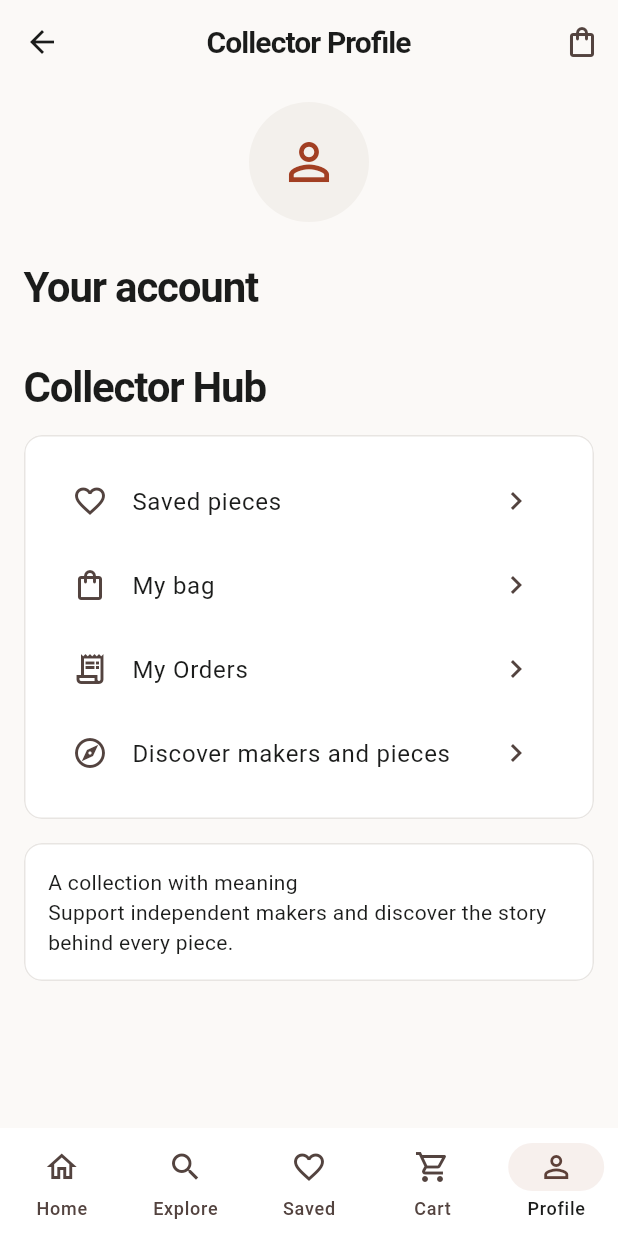
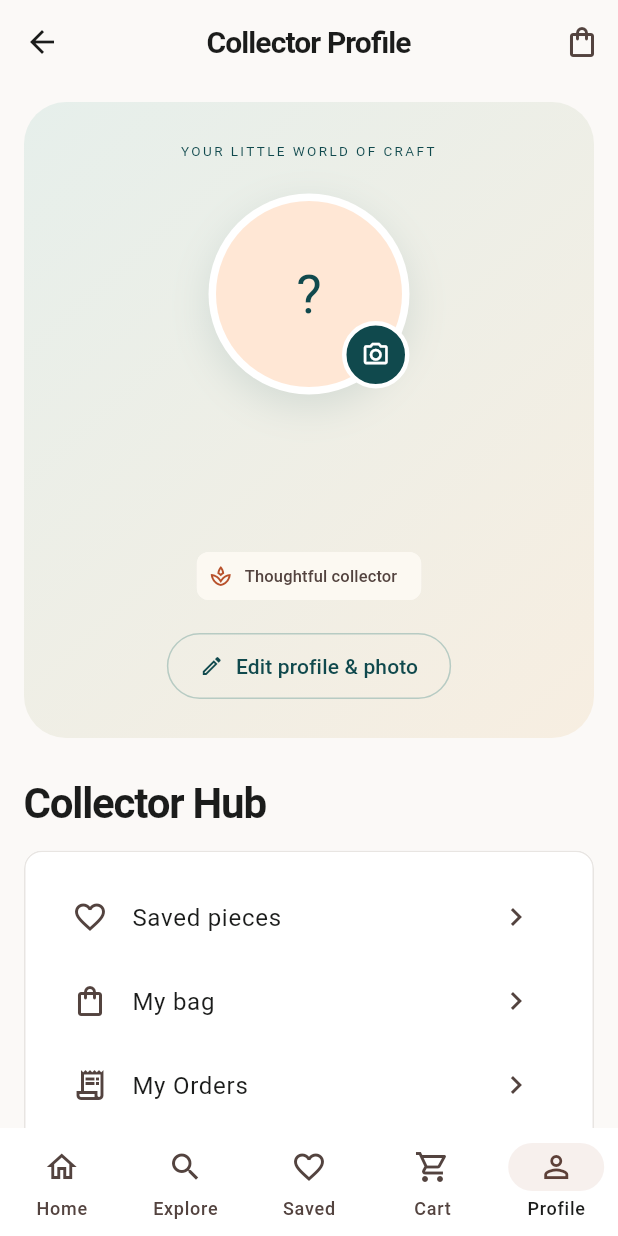
Before and after one commit to arindu123/handicraft_marketplaceapp, a Flutter app: the BuyerMarketplace widget shown alone on an empty page, opened directly, item 5 of the bottom bar chosen, on a phone screen of 412 x 824 dp. Run offline on Flutter 3.47's test engine with Material 3 defaults, Android fonts, the phone set to English and light mode, and no system bars; our stand-ins replace cloud_firestore, firebase_auth, firebase_core, image_picker; accounts and stored records are empty; key blocks and very long unbroken strings in the code were emptied for the run.

Commit message:
feat: Add collector profile header and rotating product banner components

```diff
--- a/lib/features/buyer/buyer_marketplace.dart
+++ b/lib/features/buyer/buyer_marketplace.dart
@@ -11,6 +11,9 @@ import '../../shared/models/craftisan_demo_messages.dart';
 import '../../shared/widgets/custom_button.dart';
 import '../../shared/widgets/craftisan_messaging.dart';
 import 'buyer_demo.dart';
+import 'collector_profile_header.dart';
+import '../../shared/data/profile_repository.dart';
+import 'rotating_product_banner.dart';
 
 void _open(BuildContext context, Widget screen) =>
     Navigator.of(context).push(MaterialPageRoute<void>(builder: (_) => screen));
@@ -42,6 +45,9 @@ class _BuyerMarketplaceState extends State<BuyerMarketplace> {
 
   @override
   Widget build(BuildContext context) {
+    final bannerProducts = demo.products
+        .where((p) => p.imageUrl?.trim().isNotEmpty == true)
+        .toList();
     final categories = demo.products
         .map((p) => p.category)
         .where((c) => c.isNotEmpty)
@@ -122,7 +128,7 @@ class _BuyerMarketplaceState extends State<BuyerMarketplace> {
               },
             ),
           ),
-        if (demo.products.any((p) => p.imageUrl != null))
+        if (bannerProducts.isNotEmpty)
           Padding(
             padding: const EdgeInsets.only(bottom: 16),
             child: ClipRRect(
@@ -132,7 +138,12 @@ class _BuyerMarketplaceState extends State<BuyerMarketplace> {
                 child: Stack(
                   fit: StackFit.expand,
                   children: [
-                    _Photo(demo.products.firstWhere((p) => p.imageUrl != null)),
+                    RotatingProductBanner(
+                      imageKeys: bannerProducts
+                          .map((p) => '${p.id}:${p.imageUrl}')
+                          .toList(),
+                      imageBuilder: (_, index) => _Photo(bannerProducts[index]),
+                    ),
                     const DecoratedBox(
                       decoration: BoxDecoration(
                         gradient: LinearGradient(
@@ -357,7 +368,14 @@ class _BuyerPage extends StatelessWidget {
             if (tab == 0)
               IconButton(
                 tooltip: 'Profile',
-                icon: const Icon(Icons.person_outline),
+                icon: CollectorProfileIcon(
+                  repository: demo.repository == null
+                      ? null
+                      : ProfileRepository(
+                          firestore: demo.repository!.db,
+                          auth: demo.repository!.auth,
+                        ),
+                ),
                 onPressed: () => _open(context, BuyerProfile(demo: demo)),
               ),
           ],
@@ -583,6 +601,46 @@ class _Photo extends StatelessWidget {
   );
 }
 
+class _ProductCardPhotos extends StatelessWidget {
+  const _ProductCardPhotos(this.product);
+  final DemoProduct product;
+
+  @override
+  Widget build(BuildContext context) {
+    final images = [
+      ?product.imageUrl,
+      ...product.imageUrls,
+    ].where((url) => url.trim().isNotEmpty).toSet().toList();
+    if (images.length < 2) return _Photo(product, url: images.firstOrNull);
+    return RotatingProductBanner(
+      key: ValueKey(product.id),
+      slide: true,
+      imageKeys: images,
+      imageBuilder: (_, index) => Stack(
+        fit: StackFit.expand,
+        children: [
+          _Photo(product, url: images[index]),
+          Positioned(
+            bottom: 8,
+            left: 8,
+            child: Container(
+              padding: const EdgeInsets.symmetric(horizontal: 7, vertical: 3),
+              decoration: BoxDecoration(
+                color: Colors.black54,
+                borderRadius: BorderRadius.circular(12),
+              ),
+              child: Text(
+                '${index + 1}/${images.length}',
+                style: const TextStyle(color: Colors.white, fontSize: 10),
+              ),
+            ),
+          ),
+        ],
+      ),
+    );
+  }
+}
+
 class _ProductCard extends StatelessWidget {
   const _ProductCard({required this.demo, required this.product});
   final BuyerDemo demo;
@@ -600,7 +658,10 @@ class _ProductCard extends StatelessWidget {
         children: [
           Stack(
             children: [
-              AspectRatio(aspectRatio: 1.06, child: _Photo(product)),
+              AspectRatio(
+                aspectRatio: 1.06,
+                child: _ProductCardPhotos(product),
+              ),
               Positioned(
                 top: 6,
                 right: 6,
@@ -1580,19 +1641,14 @@ class BuyerProfile extends StatelessWidget {
     title: 'Collector Profile',
     tab: 4,
     children: [
-      const Center(
-        child: CircleAvatar(
-          radius: 40,
-          backgroundColor: AppColors.surface,
-          child: Icon(
-            Icons.person_outline,
-            size: 40,
-            color: AppColors.terracotta,
-          ),
-        ),
+      CollectorProfileHeader(
+        repository: demo.repository == null
+            ? null
+            : ProfileRepository(
+                firestore: demo.repository!.db,
+                auth: demo.repository!.auth,
+              ),
       ),
-      const SizedBox(height: 20),
-      const _Heading('Your account'),
       const SizedBox(height: 20),
       const _Heading('Collector Hub'),
       _Panel(
--- /dev/null
+++ b/lib/features/buyer/collector_profile_header.dart
@@ -0,0 +1,241 @@
+import 'package:flutter/material.dart';
+
+import '../../routes/route_names.dart';
+import '../../shared/data/profile_repository.dart';
+import '../auth/models/marketplace_role.dart';
+import '../delivery/widgets/delivery_profile_editor.dart';
+
+class CollectorProfileIcon extends StatefulWidget {
+  const CollectorProfileIcon({super.key, this.repository});
+  final ProfileRepository? repository;
+
+  @override
+  State<CollectorProfileIcon> createState() => _CollectorProfileIconState();
+}
+
+class _CollectorProfileIconState extends State<CollectorProfileIcon> {
+  late final Stream<Map<String, dynamic>>? _profile =
+      widget.repository?.auth.currentUser == null
+      ? null
+      : widget.repository!.watch();
+
+  @override
+  Widget build(BuildContext context) => StreamBuilder<Map<String, dynamic>>(
+    stream: _profile,
+    builder: (context, snapshot) {
+      final photo = snapshot.data?['photoUrl'] as String? ?? '';
+      return Container(
+        width: 36,
+        height: 36,
+        padding: const EdgeInsets.all(2),
+        decoration: BoxDecoration(
+          shape: BoxShape.circle,
+          border: Border.all(color: const Color(0xFFCEDBD5)),
+        ),
+        child: ClipOval(
+          child: ColoredBox(
+            color: const Color(0xFFE6EFEB),
+            child: photo.isEmpty
+                ? const Icon(
+                    Icons.person_outline,
+                    size: 21,
+                    color: Color(0xFF10494D),
+                  )
+                : Image.network(
+                    photo,
+                    fit: BoxFit.cover,
+                    errorBuilder: (_, _, _) => const Icon(
+                      Icons.person_outline,
+                      size: 21,
+                      color: Color(0xFF10494D),
+                    ),
+                  ),
+          ),
+        ),
+      );
+    },
+  );
+}
+
+class CollectorProfileHeader extends StatefulWidget {
+  const CollectorProfileHeader({super.key, this.repository});
+  final ProfileRepository? repository;
+
+  @override
+  State<CollectorProfileHeader> createState() => _CollectorProfileHeaderState();
+}
+
+class _CollectorProfileHeaderState extends State<CollectorProfileHeader> {
+  late final Stream<Map<String, dynamic>>? _profile =
+      widget.repository?.auth.currentUser == null
+      ? null
+      : widget.repository!.watch();
+
+  @override
+  Widget build(BuildContext context) => StreamBuilder<Map<String, dynamic>>(
+    stream: _profile,
+    builder: (context, snapshot) {
+      final data = snapshot.data;
+      final guest = _profile == null;
+      final name =
+          data?['displayName'] as String? ??
+          (guest ? 'Hello, collector' : 'Your collection starts here');
+      void edit() {
+        if (guest) {
+          Navigator.pushNamed(
+            context,
+            RouteNames.signIn,
+            arguments: MarketplaceRole.buyer,
+          );
+        } else if (data != null) {
+          Navigator.push(
+            context,
+            MaterialPageRoute<bool>(
+              builder: (_) => DeliveryProfileEditor(
+                repository: widget.repository!,
+                profile: data,
+              ),
+            ),
+          );
+        }
+      }
+
+      return Container(
+        padding: const EdgeInsets.fromLTRB(24, 26, 24, 24),
+        decoration: BoxDecoration(
+          borderRadius: BorderRadius.circular(28),
+          gradient: const LinearGradient(
+            begin: Alignment.topLeft,
+            end: Alignment.bottomRight,
+            colors: [Color(0xFFE6EFEB), Color(0xFFF7EEE1)],
+          ),
+        ),
+        child: Column(
+          children: [
+            const Text(
+              'YOUR LITTLE WORLD OF CRAFT',
+              textAlign: TextAlign.center,
+              style: TextStyle(
+                fontSize: 9,
+                letterSpacing: 1.6,
+                color: Color(0xFF10494D),
+              ),
+            ),
+            const SizedBox(height: 22),
+            Semantics(
+              label: 'Change profile photo',
+              button: true,
+              child: InkWell(
+                onTap: guest || data != null ? edit : null,
+                customBorder: const CircleBorder(),
+                child: Stack(
+                  children: [
+                    Container(
+                      padding: const EdgeInsets.all(5),
+                      decoration: BoxDecoration(
+                        shape: BoxShape.circle,
+                        color: Colors.white,
+                        boxShadow: [
+                          BoxShadow(
+                            color: const Color(0xFF10494D)
+                                .withValues(alpha: .12),
+                            blurRadius: 22,
+                            offset: const Offset(0, 8),
+                          ),
+                        ],
+                      ),
+                      child: DefaultTextStyle.merge(
+                        style: const TextStyle(
+                          fontSize: 36,
+                          color: Color(0xFF10494D),
+                        ),
+                        child: ProfileAvatar(
+                          name: name,
+                          url: data?['photoUrl'] as String? ?? '',
+                          radius: 62,
+                        ),
+                      ),
+                    ),
+                    Positioned(
+                      right: 0,
+                      bottom: 4,
+                      child: Container(
+                        padding: const EdgeInsets.all(10),
+                        decoration: BoxDecoration(
+                          color: const Color(0xFF10494D),
+                          shape: BoxShape.circle,
+                          border: Border.all(color: Colors.white, width: 3),
+                        ),
+                        child: const Icon(
+                          Icons.camera_alt_outlined,
+                          size: 19,
+                          color: Colors.white,
+                        ),
+                      ),
+                    ),
+                  ],
+                ),
+              ),
+            ),
+            const SizedBox(height: 18),
+            Text(
+              name,
+              textAlign: TextAlign.center,
+              style: const TextStyle(
+                fontFamily: 'CormorantGaramond',
+                fontSize: 32,
+                fontWeight: FontWeight.w600,
+                color: Color(0xFF10494D),
+              ),
+            ),
+            if (data?['email'] is String) ...[
+              const SizedBox(height: 5),
+              Text(
+                data!['email'] as String,
+                textAlign: TextAlign.center,
+                style: const TextStyle(fontSize: 12, color: Color(0xFF687571)),
+              ),
+            ],
+            const SizedBox(height: 12),
+            const Chip(
+              avatar: Icon(
+                Icons.spa_outlined,
+                size: 16,
+                color: Color(0xFFB8512B),
+              ),
+              label: Text(
+                'Thoughtful collector',
+                style: TextStyle(fontSize: 11),
+              ),
+              side: BorderSide.none,
+              backgroundColor: Color(0xFFFCF9F2),
+            ),
+            const SizedBox(height: 12),
+            if (snapshot.hasError)
+              const Text(
+                'Could not load your profile. Check your connection.',
+                textAlign: TextAlign.center,
+              ),
+            if (!guest && data == null && !snapshot.hasError)
+              const LinearProgressIndicator(),
+            OutlinedButton.icon(
+              onPressed: guest || data != null ? edit : null,
+              icon: Icon(guest ? Icons.login : Icons.edit_outlined, size: 16),
+              label: Text(
+                guest ? 'Sign in to personalise' : 'Edit profile & photo',
+              ),
+              style: OutlinedButton.styleFrom(
+                foregroundColor: const Color(0xFF10494D),
+                side: const BorderSide(color: Color(0xFFB7CBC3)),
+                padding: const EdgeInsets.symmetric(
+                  horizontal: 22,
+                  vertical: 12,
+                ),
+              ),
+            ),
+          ],
+        ),
+      );
+    },
+  );
+}
```
Also changed, not shown: lib/features/buyer/rotating_product_banner.dart (added, +126 -0 lines), 2 other files.
